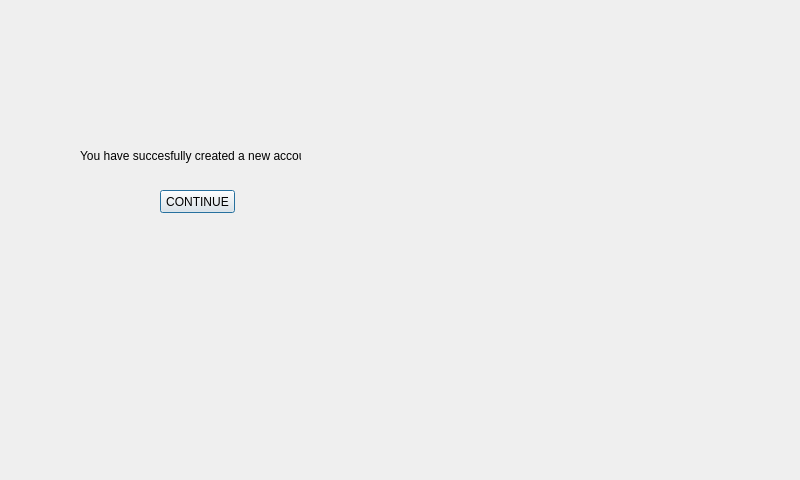
jdsalguer/senior_project, file PhoeVersion/Qt_Creator/projectPHOE/newsuccess.ui: the form before one commit.
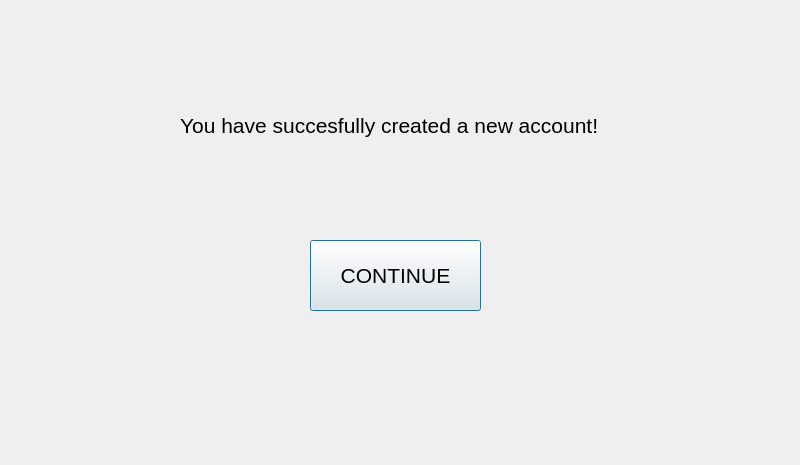
The form after the commit.

Diff of the .ui file:
```diff
--- a/PhoeVersion/Qt_Creator/projectPHOE/newsuccess.ui
+++ b/PhoeVersion/Qt_Creator/projectPHOE/newsuccess.ui
@@ -7,7 +7,7 @@
     <x>0</x>
     <y>0</y>
     <width>800</width>
-    <height>480</height>
+    <height>465</height>
    </rect>
   </property>
   <property name="windowTitle">
@@ -16,12 +16,17 @@
   <widget class="QPushButton" name="cresuccontButton">
    <property name="geometry">
     <rect>
-     <x>160</x>
-     <y>190</y>
-     <width>75</width>
-     <height>23</height>
+     <x>310</x>
+     <y>240</y>
+     <width>171</width>
+     <height>71</height>
     </rect>
    </property>
+   <property name="font">
+    <font>
+     <pointsize>16</pointsize>
+    </font>
+   </property>
    <property name="text">
     <string>CONTINUE</string>
    </property>
@@ -29,12 +34,17 @@
   <widget class="QLabel" name="label">
    <property name="geometry">
     <rect>
-     <x>80</x>
-     <y>140</y>
-     <width>221</width>
-     <height>31</height>
+     <x>180</x>
+     <y>60</y>
+     <width>451</width>
+     <height>131</height>
     </rect>
    </property>
+   <property name="font">
+    <font>
+     <pointsize>16</pointsize>
+    </font>
+   </property>
    <property name="text">
     <string>You have succesfully created a new account!</string>
    </property>
```
